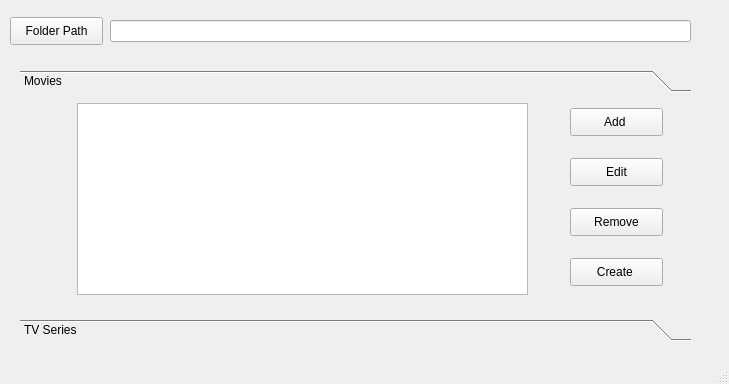
The window that GUI/main.ui (nipunsampath/Folder-Maker) describes before a commit, drawn with Qt 5.
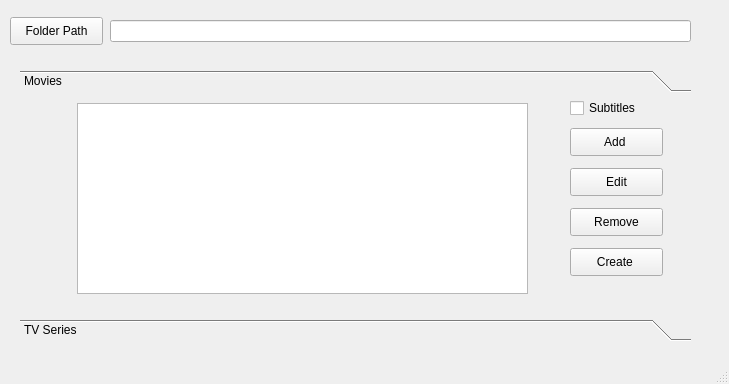
The same window after the commit. The open tabs and pages were chosen to show the change.

Diff of the .ui file:
```diff
--- a/GUI/main.ui
+++ b/GUI/main.ui
@@ -66,7 +66,7 @@
       <property name="geometry">
        <rect>
         <x>550</x>
-        <y>10</y>
+        <y>30</y>
         <width>93</width>
         <height>28</height>
        </rect>
@@ -79,7 +79,7 @@
       <property name="geometry">
        <rect>
         <x>550</x>
-        <y>160</y>
+        <y>150</y>
         <width>93</width>
         <height>28</height>
        </rect>
@@ -105,7 +105,7 @@
       <property name="geometry">
        <rect>
         <x>550</x>
-        <y>60</y>
+        <y>70</y>
         <width>93</width>
         <height>28</height>
        </rect>
@@ -120,7 +120,7 @@
         <x>57</x>
         <y>5</y>
         <width>451</width>
-        <height>192</height>
+        <height>191</height>
        </rect>
       </property>
       <property name="font">
@@ -129,6 +129,19 @@
        </font>
       </property>
      </widget>
+     <widget class="QCheckBox" name="subsChecBox">
+      <property name="geometry">
+       <rect>
+        <x>550</x>
+        <y>0</y>
+        <width>81</width>
+        <height>20</height>
+       </rect>
+      </property>
+      <property name="text">
+       <string>Subtitles</string>
+      </property>
+     </widget>
     </widget>
     <widget class="QWidget" name="tvShow">
      <property name="geometry">
```
Left out of the diff: 19 changed lines with no effect on the pictures.
